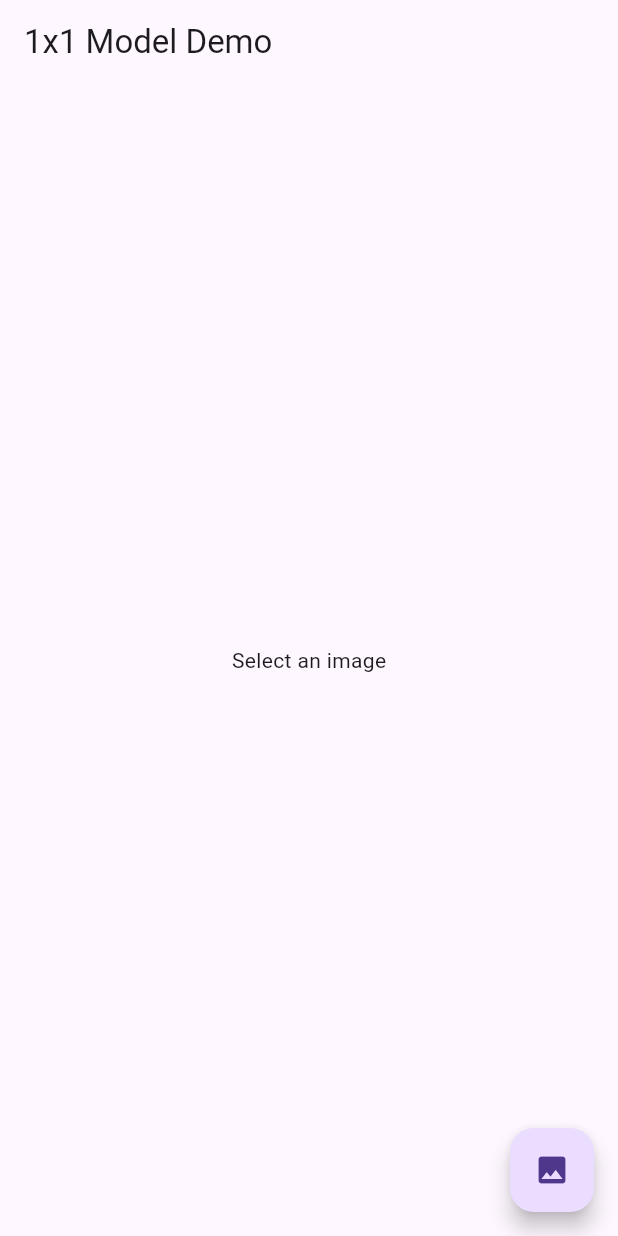
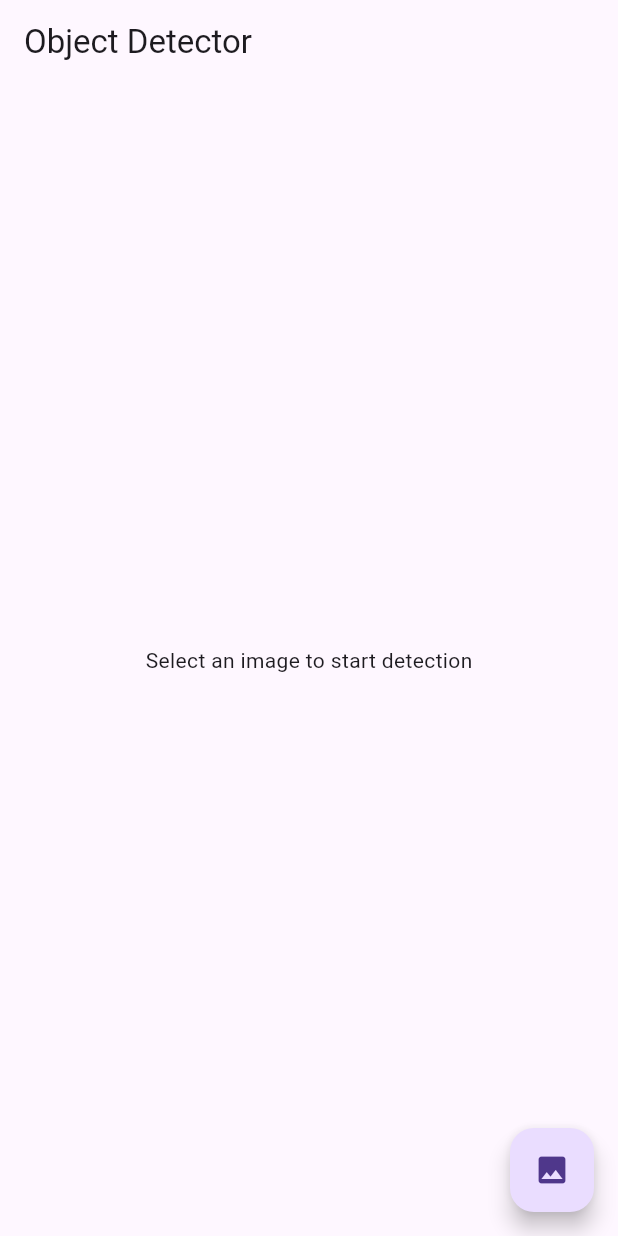
Before and after one commit to Prashant1125/object_detection-App, a Flutter app: the screen it shows after launch, on a phone screen of 412 x 824 dp. Run offline on Flutter 3.47's test engine with Material 3 defaults, Android fonts, the phone set to English and light mode, and no system bars; our stand-ins replace image_picker; missing offline and left inert: tflite_flutter; statements that could not run were skipped.

Commit message:
null cheak error

```diff
--- a/lib/screens/bounding_box.dart
+++ b/lib/screens/bounding_box.dart
@@ -25,7 +25,7 @@ class BoundingBox extends StatelessWidget {
           style: TextStyle(
             color: Colors.white,
             fontSize: 12,
-            backgroundColor: Colors.black.withOpacity(0.7),
+            backgroundColor: Colors.black.withAlpha((0.7 * 255).round()),
           ),
         ),
       ),
--- a/lib/screens/homepage.dart
+++ b/lib/screens/homepage.dart
@@ -26,7 +26,7 @@ class _HomeScreenState extends State<HomeScreen> {
     try {
       _detector = await ObjectDetector.create();
     } catch (e) {
-      _showError("Detector init failed: ${e.toString()}");
+      _showError('Detector Init Failed: ${e.toString()}');
     }
   }
 
@@ -36,6 +36,7 @@ class _HomeScreenState extends State<HomeScreen> {
 
     setState(() {
       _image = File(file.path);
+      _recognitions = null;
       _isLoading = true;
     });
 
@@ -43,55 +44,49 @@ class _HomeScreenState extends State<HomeScreen> {
     setState(() => _isLoading = false);
   }
 
-  // In your HomeScreen
   Future<void> _detectObjects() async {
     if (_image == null || _detector == null) return;
-
-    setState(() => _isLoading = true);
 
     try {
       final results = await _detector!.detect(_image!);
       setState(() => _recognitions = results);
     } catch (e) {
-      print(e.toString());
-      ScaffoldMessenger.of(context)
-          .showSnackBar(SnackBar(content: Text('Error: ${e.toString()}')));
-    } finally {
-      if (mounted) {
-        setState(() => _isLoading = false);
-      }
+      _showError(e.toString());
     }
   }
 
   void _showError(String message) {
-    ScaffoldMessenger.of(context)
-        .showSnackBar(SnackBar(content: Text(message)));
+    ScaffoldMessenger.of(context).showSnackBar(SnackBar(
+      content: Text(message),
+      duration: const Duration(seconds: 5),
+    ));
   }
 
   @override
   Widget build(BuildContext context) {
     return Scaffold(
-      appBar: AppBar(title: const Text('1x1 Model Demo')),
-      body: _buildMainContent(),
+      appBar: AppBar(title: const Text('Object Detector')),
+      body: _buildBody(),
       floatingActionButton: FloatingActionButton(
         onPressed: _isLoading ? null : _pickImage,
+        tooltip: 'Pick Image',
         child: _isLoading
-            ? const CircularProgressIndicator()
+            ? const CircularProgressIndicator(color: Colors.white)
             : const Icon(Icons.image),
       ),
     );
   }
 
-  Widget _buildMainContent() {
-    if (_image == null) {
-      return const Center(child: Text('Select an image'));
-    }
-
+  Widget _buildBody() {
     return Stack(
       children: [
-        Center(child: Image.file(_image!, fit: BoxFit.contain)),
+        if (_image != null)
+          Center(child: Image.file(_image!, fit: BoxFit.contain)),
         if (_recognitions != null)
-          ..._recognitions!.map((r) => BoundingBox(r)).toList(),
+          ..._recognitions!.map((res) => BoundingBox(res)).toList(),
+        if (_isLoading) const Center(child: CircularProgressIndicator()),
+        if (_image == null)
+          const Center(child: Text('Select an image to start detection')),
       ],
     );
   }
```
Also changed, not shown: lib/services/tflite_service.dart (+81 -37 lines), lib/classifier.dart (added).
